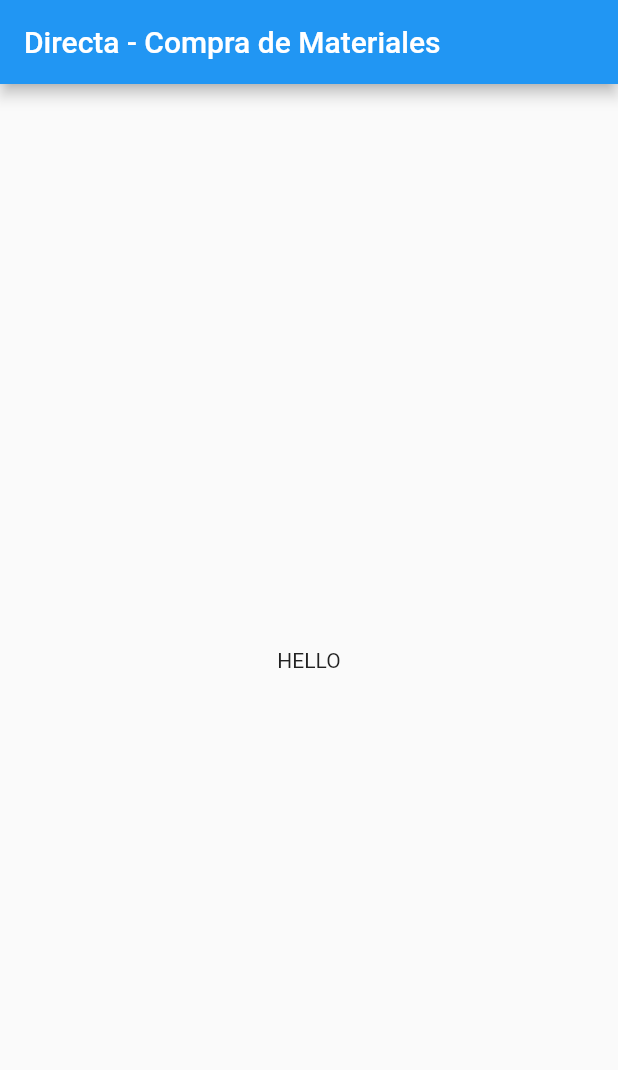
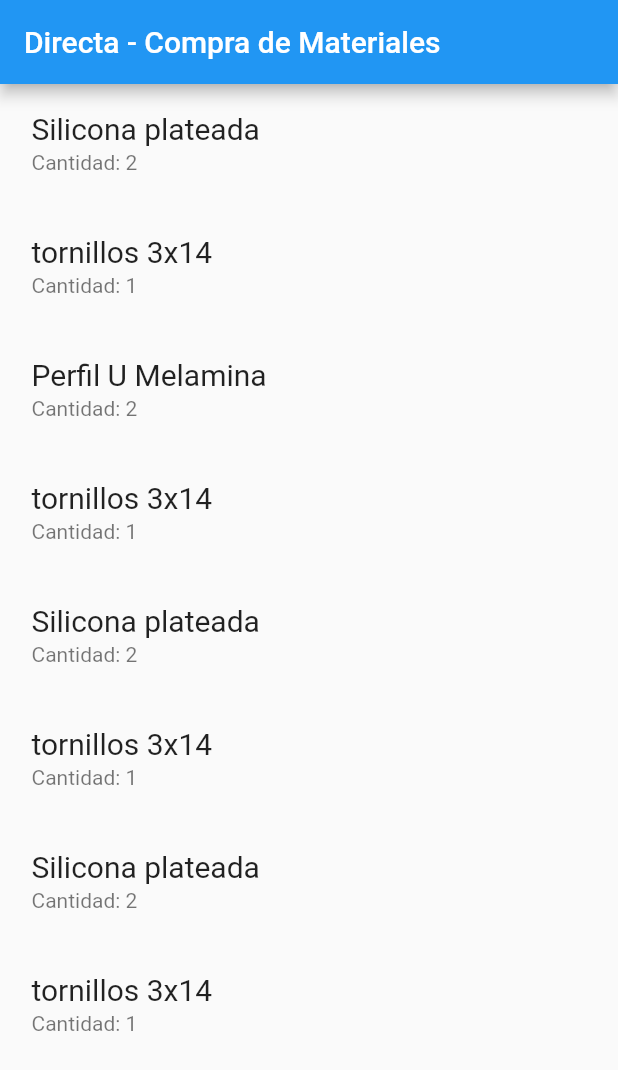
Before and after one commit to ahguerra93/directa_supply_tracker, a Flutter app: the screen it shows after launch, on a phone screen of 412 x 824 dp. Shown: the top 1070 px of the screen. Run offline on Flutter 3.47's test engine with Material 2 defaults, Android fonts, the phone set to English and light mode, and no system bars.

Commit message:
Added list items

```diff
--- a/lib/main.dart
+++ b/lib/main.dart
@@ -1,5 +1,6 @@
 import 'package:flutter/material.dart';
-
+import 'models/allModels.dart';
+import 'src/data.dart';
 void main() => runApp(MyApp());
 
 class MyApp extends StatelessWidget {
@@ -29,7 +30,7 @@ class MyHomePage extends StatefulWidget {
 }
 
 class _MyHomePageState extends State<MyHomePage> {
-
+    List<OrderItem> _itemList =  orders;
   @override
   Widget build(BuildContext context) {
 
@@ -41,17 +42,27 @@ class _MyHomePageState extends State<MyHomePage> {
       ),
       body: Center(
 
-        child: Column(
+        child: ListView(
 
-          mainAxisAlignment: MainAxisAlignment.center,
-          children: <Widget>[
-            Text(
-              'HELLO',
-            ),
-          ],
+
+          children: _itemList.map(buildItem).toList(),
+
         ),
       ),
 
     );
   }
+
+  Widget buildItem(OrderItem oItem){
+    return Container(padding: EdgeInsets.all(5),
+
+    // color: Colors.orange,
+    child: ListTile(title: Text(oItem.product.name, style: TextStyle(fontSize: 20),),
+    subtitle: Text("Cantidad: ${oItem.cuantity}"),
+    onTap: (){
+
+    },),
+
+    );
+  }
 }
--- a/lib/models/product.dart
+++ b/lib/models/product.dart
@@ -3,5 +3,6 @@ class Product {
   String brand;
   String category;
   double standardPrice;
-  Product({this.name, this.brand, this.category, this.standardPrice});
+  List<String> locations;
+  Product({this.name, this.brand, this.category, this.standardPrice, this.locations});
 }
--- a/pubspec.yaml
+++ b/pubspec.yaml
@@ -15,6 +15,7 @@ environment:
 dependencies:
   flutter:
     sdk: flutter
+  url_launcher: ^4.0.3
 
   # The following adds the Cupertino Icons font to your application.
   # Use with the CupertinoIcons class for iOS style icons.
```
Also changed, not shown: lib/src/data.dart (+10 -33 lines).
